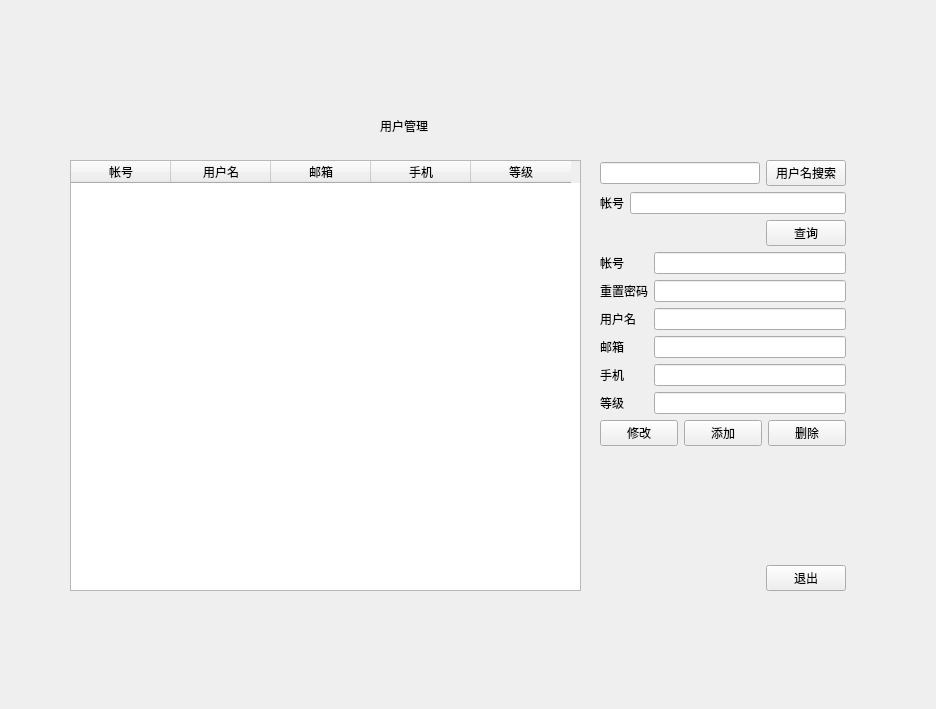
The window that user_information.ui (lwher/Library-System) describes before a commit, drawn with Qt 5.
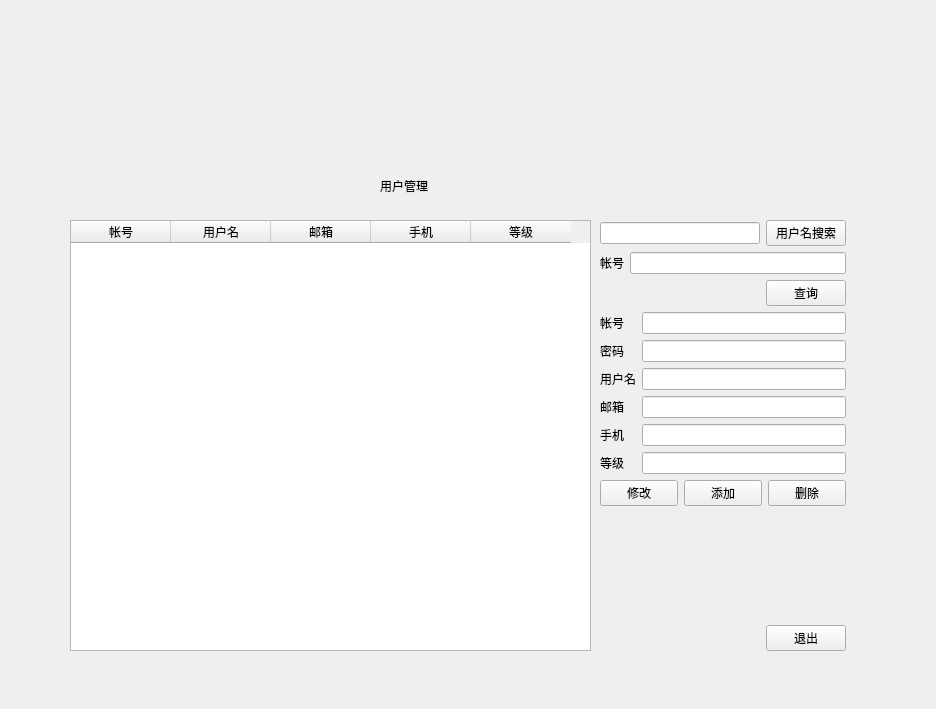
The same window after the commit. Icons and pictures are not drawn.

The edit to the form file:
```diff
--- a/user_information.ui
+++ b/user_information.ui
@@ -18,7 +18,7 @@
     <property name="geometry">
      <rect>
       <x>600</x>
-      <y>160</y>
+      <y>220</y>
       <width>246</width>
       <height>431</height>
      </rect>
@@ -100,7 +100,7 @@
      <item row="5" column="0">
       <widget class="QLabel" name="label_2">
        <property name="text">
-        <string>重置密码</string>
+        <string>密码</string>
        </property>
       </widget>
      </item>
@@ -207,8 +207,8 @@
     <property name="geometry">
      <rect>
       <x>70</x>
-      <y>160</y>
-      <width>511</width>
+      <y>220</y>
+      <width>521</width>
       <height>431</height>
      </rect>
     </property>
@@ -242,7 +242,7 @@
     <property name="geometry">
      <rect>
       <x>50</x>
-      <y>80</y>
+      <y>140</y>
       <width>821</width>
       <height>541</height>
      </rect>
@@ -258,7 +258,7 @@
     <property name="geometry">
      <rect>
       <x>380</x>
-      <y>100</y>
+      <y>160</y>
       <width>161</width>
       <height>51</height>
      </rect>
@@ -270,29 +270,13 @@
      <string>用户管理</string>
     </property>
    </widget>
-   <widget class="QLabel" name="label_9">
-    <property name="geometry">
-     <rect>
-      <x>30</x>
-      <y>60</y>
-      <width>91</width>
-      <height>131</height>
-     </rect>
-    </property>
-    <property name="styleSheet">
-     <string notr="true">border-image: url(:/new/prefix1/picture/33.png);</string>
-    </property>
-    <property name="text">
-     <string/>
-    </property>
-   </widget>
    <widget class="QLabel" name="label_10">
     <property name="geometry">
      <rect>
-      <x>790</x>
+      <x>640</x>
       <y>40</y>
-      <width>111</width>
-      <height>121</height>
+      <width>301</width>
+      <height>181</height>
      </rect>
     </property>
     <property name="styleSheet">
```
Left out of the diff: 3 changed lines with no effect on the pictures.
